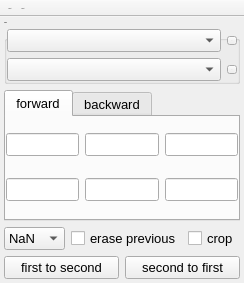
Qt form plugins/Affine_transformation/Affine_transformation.ui (NeutrinoToolkit/Neutrino) before a commit.
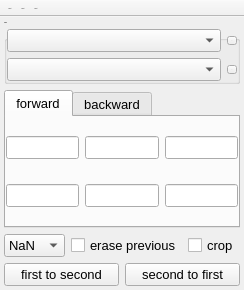
The same form after that commit. Icons and pictures are not drawn.

Commit message: affine cross phase correlation algo added

The edit to the form file:
```diff
--- a/plugins/Affine_transformation/Affine_transformation.ui
+++ b/plugins/Affine_transformation/Affine_transformation.ui
@@ -7,7 +7,7 @@
     <x>0</x>
     <y>0</y>
     <width>244</width>
-    <height>283</height>
+    <height>290</height>
    </rect>
   </property>
   <property name="font">
@@ -371,6 +371,7 @@
    </attribute>
    <addaction name="actionReset"/>
    <addaction name="actionRegion"/>
+   <addaction name="actionShift"/>
   </widget>
   <action name="actionReset">
    <property name="icon">
@@ -396,6 +397,18 @@
     <string>Crop rectangle</string>
    </property>
   </action>
+  <action name="actionShift">
+   <property name="icon">
+    <iconset resource="../Ghost_fringes/GhostFringes.qrc">
+     <normaloff>:/icons/refresh2.png</normaloff>:/icons/refresh2.png</iconset>
+   </property>
+   <property name="text">
+    <string>Reset</string>
+   </property>
+   <property name="toolTip">
+    <string>Find shift</string>
+   </property>
+  </action>
  </widget>
  <tabstops>
   <tabstop>image1</tabstop>
```
Left out of the diff: 10 changed lines with no effect on the pictures. The commit also changes 3 other files.
